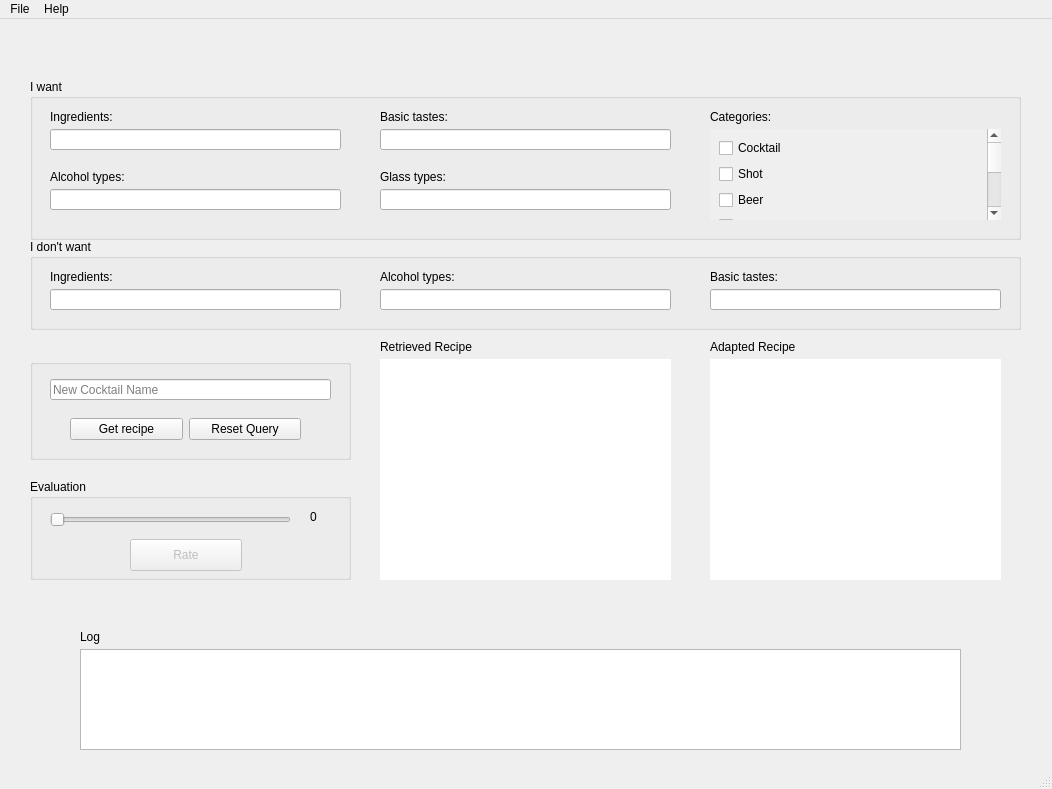
Estela23/MAI-SEL-PW3, file app/form.ui: the form before one commit.
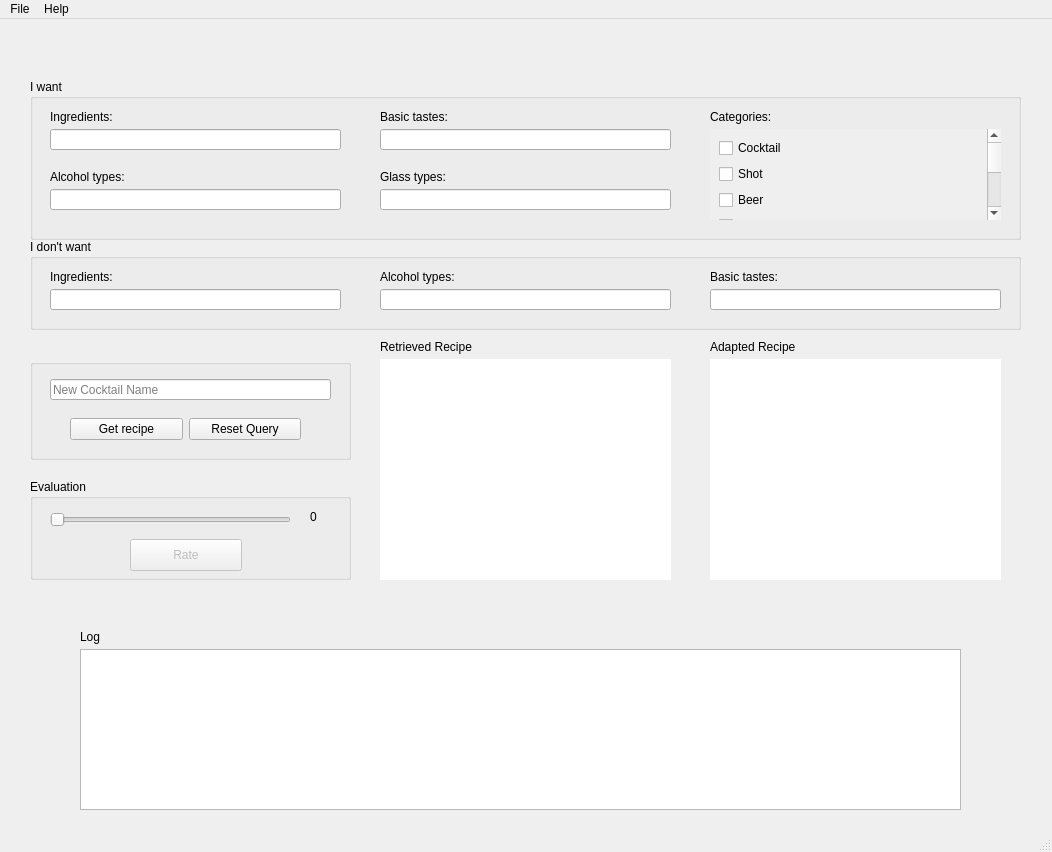
The form after the commit. Icons and pictures are not drawn.

The edit to the form file:
```diff
--- a/app/form.ui
+++ b/app/form.ui
@@ -7,7 +7,7 @@
     <x>0</x>
     <y>0</y>
     <width>1052</width>
-    <height>789</height>
+    <height>852</height>
    </rect>
   </property>
   <property name="windowTitle">
@@ -300,7 +300,7 @@
       <x>80</x>
       <y>630</y>
       <width>881</width>
-      <height>101</height>
+      <height>161</height>
      </rect>
     </property>
    </widget>
```
